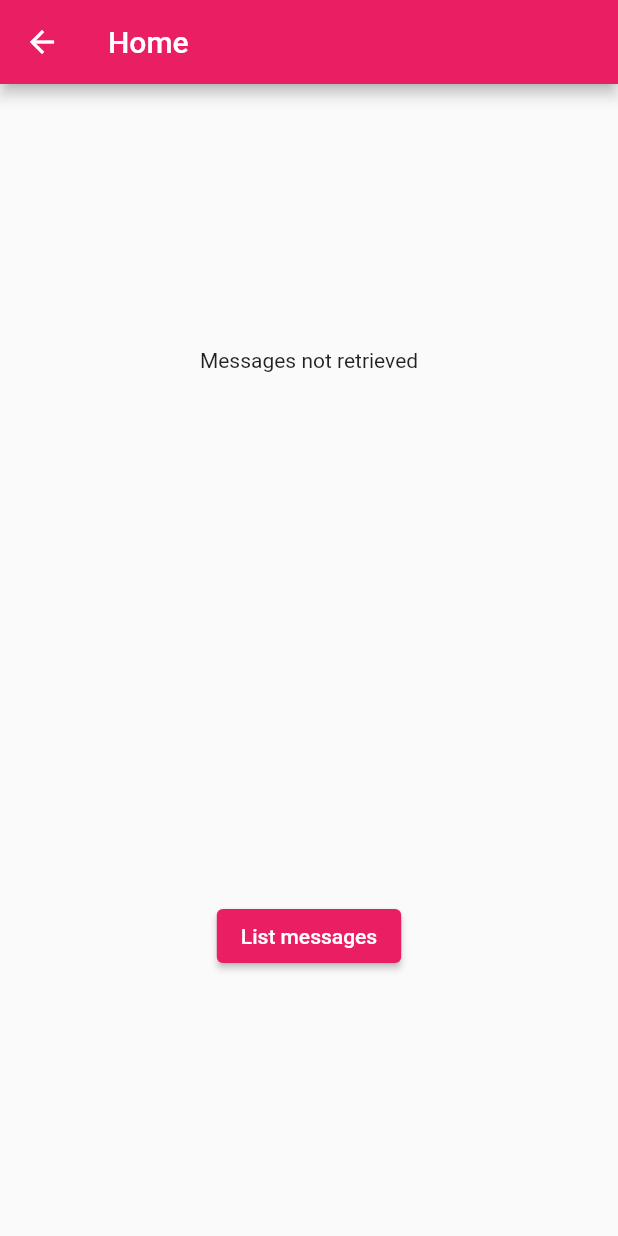
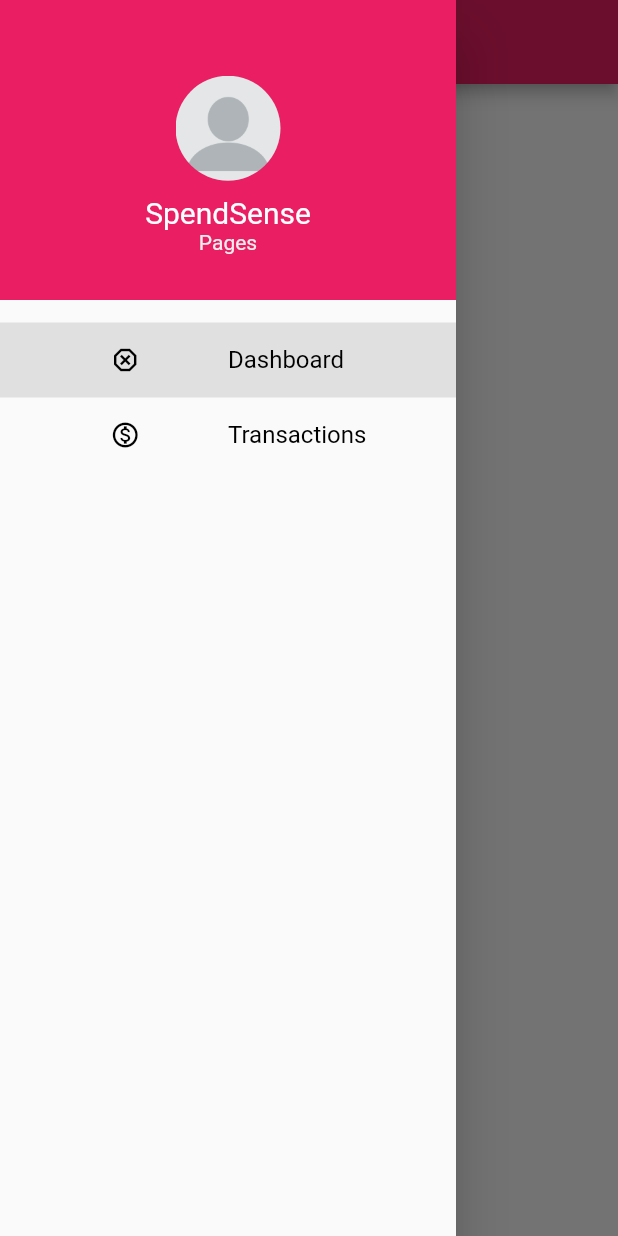
Before and after one commit to PatrickOjiambo/Personal_financial_tracker, a Flutter app: the HomePage screen opened directly, with the side drawer open (before the commit the screen has no drawer), on a phone screen of 412 x 824 dp. Run offline on Flutter 3.47's test engine with Material 2 defaults, Android fonts, the light colour scheme and no system bars; our stand-ins replace firebase_auth, firebase_core, hive, permission_handler; missing offline and left inert: flutter_sms_inbox; accounts and stored records are empty.

Commit message:
Routing & Side nav bar & Able to retrieve data from every passed address.

```diff
--- /dev/null
+++ b/lib/dashboard.dart
@@ -0,0 +1,14 @@
+import 'package:flutter/material.dart';
+
+class DashboardPage extends StatelessWidget {
+  const DashboardPage({super.key});
+
+  @override
+  Widget build(BuildContext context) {
+    return Container(
+        child: const Center(
+            child: Text("DashboardPage")
+        )
+    );
+  }
+}
--- a/lib/home_page.dart
+++ b/lib/home_page.dart
@@ -1,7 +1,9 @@
-import 'package:firebase_auth/firebase_auth.dart';
+import 'package:spend/dashboard.dart';
+
 import 'fetch_sms.dart';
 import 'package:flutter/material.dart';
-import 'package:spend/screens/login_screen.dart';
+import 'my_drawer.dart';
+
 import 'list.dart';
 
 class HomePage extends StatefulWidget {
@@ -21,7 +23,7 @@ class HomePageState extends State<HomePage> {
   }
 
   Future<void> _initAsync() async {
-    _retriever.queryMessages(['MPESA', 'Fay']).then((_) {
+    _retriever.queryMessages(['MPESA', 'Omosh']).then((_) {
       return _retriever.analyzeMessages();
     }).then((_) {
       // Initialization is complete
@@ -29,39 +31,110 @@ class HomePageState extends State<HomePage> {
       // Handle initialization errors
     });
   }
+  var currentPage = DrawerSections.dashboard;
 
   @override
   Widget build(BuildContext context) {
-    String message = "";
-    if (_retriever.getMessages().isNotEmpty) {
-      message = "Messages retrieved successfully!";
-    } else {
-      message = "Messages not retrieved";
+var container;
+if (currentPage == DrawerSections.dashboard ) {
+  container = DashboardPage();
+} else if (currentPage == DrawerSections.transactions) {
+  container = MessageListScreen();
 }
+
+// } else if (id == 3) {
+//   currentPage = DrawerSections.events;
+// } else if (id == 4) {
+//   currentPage = DrawerSections.setting;
+// } else if (id == 5) {
+//   currentPage = DrawerSections.notifications;
+// } else if (id == 6) {
+//   currentPage = DrawerSections.sendFeedback;
+// } else if (id == 7) {
+//   currentPage = DrawerSections.privacy;
+// }
 
     return Scaffold(
         appBar: AppBar(
-        automaticallyImplyLeading: true, // This will add the back button
-        title: Text("Home"),
+          backgroundColor: Colors.pink,
+          title: const Text("SpendSense"),
         ),
-      body: Center(
+        body: container,
+        drawer: Drawer(
+          child: SingleChildScrollView(
+            child: Container(
               child: Column(
-          mainAxisAlignment: MainAxisAlignment.spaceAround,
                 children: [
-            Text(message),
-            //Calls the list for all the messages details saved into the database.
-            ElevatedButton(
-              child: const Text("List messages"),
-              onPressed: () {
-                Navigator.push(
-                    context,
-                    MaterialPageRoute(
-                        builder: (context) => const MessageListScreen()));
+                  MyHeaderDrawer(),
+                  MyDrawerList(),
+                ],
+              ),
+            ),
+          ),
+        ));
+  }
+
+  // ignore: non_constant_identifier_names
+  Widget MyDrawerList() {
+    return Container(
+      padding: const EdgeInsets.only(
+        top: 15,
+      ),
+      child: Column(
+        //Shows the list of menu drawer
+          children: [
+            menuItem(1, "Dashboard", Icons.dangerous_outlined,
+                currentPage == DrawerSections.dashboard ? true : false),
+            menuItem(2, "Transactions", Icons.monetization_on_outlined,
+                currentPage == DrawerSections.transactions ? true : false),
+
+          ]),
+    );
+  }
+
+  Widget menuItem(int id, String title, IconData icon, bool selected) {
+    return Material(
+      color: selected ? Colors.grey[300] : Colors.transparent,
+      child: InkWell(
+        onTap: () {
+          Navigator.pop(context);
+          setState(() {
+            if (id == 1) {
+              currentPage = DrawerSections.dashboard;
+            } else if (id == 2) {
+              currentPage = DrawerSections.transactions;
+            }
+          });
         },
+        child: Padding(
+            padding: const EdgeInsets.all(15.0),
+            child: Row(
+              children: [
+                Expanded(
+                  child: Icon(
+                    icon,
+                    size: 20,
+                    color: Colors.black,
+                  ),
+                ),
+                Expanded(
+                  child: Text(
+                    title,
+                    style: const TextStyle(
+                      color: Colors.black,
+                      fontSize: 16,
+                    ),
+                  ),
                 ),
               ],
-        ),
+            )),
       ),
     );
   }
 }
+
+enum DrawerSections {
+  dashboard,
+  transactions
+
+}
--- a/lib/list.dart
+++ b/lib/list.dart
@@ -8,7 +8,7 @@ class MessageListScreen extends StatelessWidget {
   Widget build(BuildContext context) {
     return Scaffold(
       appBar: AppBar(
-        title: const Text('All Messages'),
+        title: const Text('Transactions'),
       ),
       body: FutureBuilder<List<Message>>(
         future: Future.value(Database.getAllMessages()),
@@ -62,9 +62,9 @@ class MessageListScreen extends StatelessWidget {
                     ),
                   ),
                   trailing: Text(
-                    message.isCredit ? 'Credit' : 'Debit',
+                    message.isCredit ? 'Sent' : 'Received',
                     style: TextStyle(
-                      color: message.isCredit ? Colors.green : Colors.red,
+                      color: message.isCredit ? Color.fromARGB(255, 235, 4, 24) : Color.fromARGB(255, 44, 196, 13),
                       fontWeight: FontWeight.bold,
                     ),
                   ),
--- a/lib/main.dart
+++ b/lib/main.dart
@@ -8,7 +8,7 @@ void main() async {
   WidgetsFlutterBinding.ensureInitialized();
   await Firebase.initializeApp();
     await Database.initialize(); // Call initialize method first
-
+  final total = Database.fetch_amount();
   runApp(const MyApp());
 }
 
--- /dev/null
+++ b/lib/my_drawer.dart
@@ -0,0 +1,37 @@
+import 'package:flutter/material.dart';
+class MyHeaderDrawer extends StatefulWidget {
+  const MyHeaderDrawer({super.key});
+
+  @override
+  State<MyHeaderDrawer> createState() => _MyHeaderDrawerState();
+}
+
+class _MyHeaderDrawerState extends State<MyHeaderDrawer> {
+  @override
+  Widget build(BuildContext context) {
+    return Container(
+      color: Colors.pink,
+      width: double.infinity,
+      height: 200,
+      padding: const EdgeInsets.only(top: 20.0),
+      child: Column(
+        mainAxisAlignment: MainAxisAlignment.center,
+        children: [
+          Container(
+            margin: const EdgeInsets.only(bottom: 10),
+            height:70,
+            decoration: const BoxDecoration(
+                shape: BoxShape.circle,
+                image: DecorationImage(
+                  image:AssetImage('images/profile.png'),
+
+                )
+            ),
+          ),
+          const Text("SpendSense", style: TextStyle(color: Colors.white, fontSize: 20),),
+          Text("Pages", style: TextStyle(color: Colors.grey[200], fontSize: 14),),
+        ],
+      ),
+    );
+  }
+}
--- /dev/null
+++ b/lib/test.dart
@@ -0,0 +1,64 @@
+import 'fetch_sms.dart';
+import 'package:flutter/material.dart';
+import 'list.dart';
+
+class HomePage extends StatefulWidget {
+  const HomePage({Key? key}) : super(key: key);
+
+  @override
+  HomePageState createState() => HomePageState();
+}
+
+class HomePageState extends State<HomePage> {
+  MessageRetriever _retriever = MessageRetriever();
+
+  @override
+  void initState() {
+    super.initState();
+    _initAsync();
+  }
+
+  Future<void> _initAsync() async {
+    _retriever.queryMessages(['MPESA', 'Omosh']).then((_) {
+      return _retriever.analyzeMessages();
+    }).then((_) {
+      // Initialization is complete
+    }).catchError((error) {
+      // Handle initialization errors
+    });
+  }
+
+  @override
+  Widget build(BuildContext context) {
+    // String message = "";
+    // if (_retriever.getMessages().isNotEmpty) {
+    //   message = "Messages retrieved successfully!";
+    // } else {
+    //   message = "Messages not retrieved";
+    // }
+
+    return Scaffold(
+      appBar: AppBar(
+        automaticallyImplyLeading: true, // This will add the back button
+        title: Text("Home"),
+      ),
+      body: Center(
+        child: Column(
+          mainAxisAlignment: MainAxisAlignment.spaceAround,
+          children: [
+            //Calls the list for all the messages details saved into the database.
+            ElevatedButton(
+              child: const Text("List messages"),
+              onPressed: () {
+                Navigator.push(
+                    context,
+                    MaterialPageRoute(
+                        builder: (context) => const MessageListScreen()));
+              },
+            ),
+          ],
+        ),
+      ),
+    );
+  }
+}
```
Also changed, not shown: lib/database.dart (+33 -12 lines), lib/fetch_sms.dart (+8 -6 lines), images/profile.png (added). Lines whose indentation alone changed are shown as unchanged.
